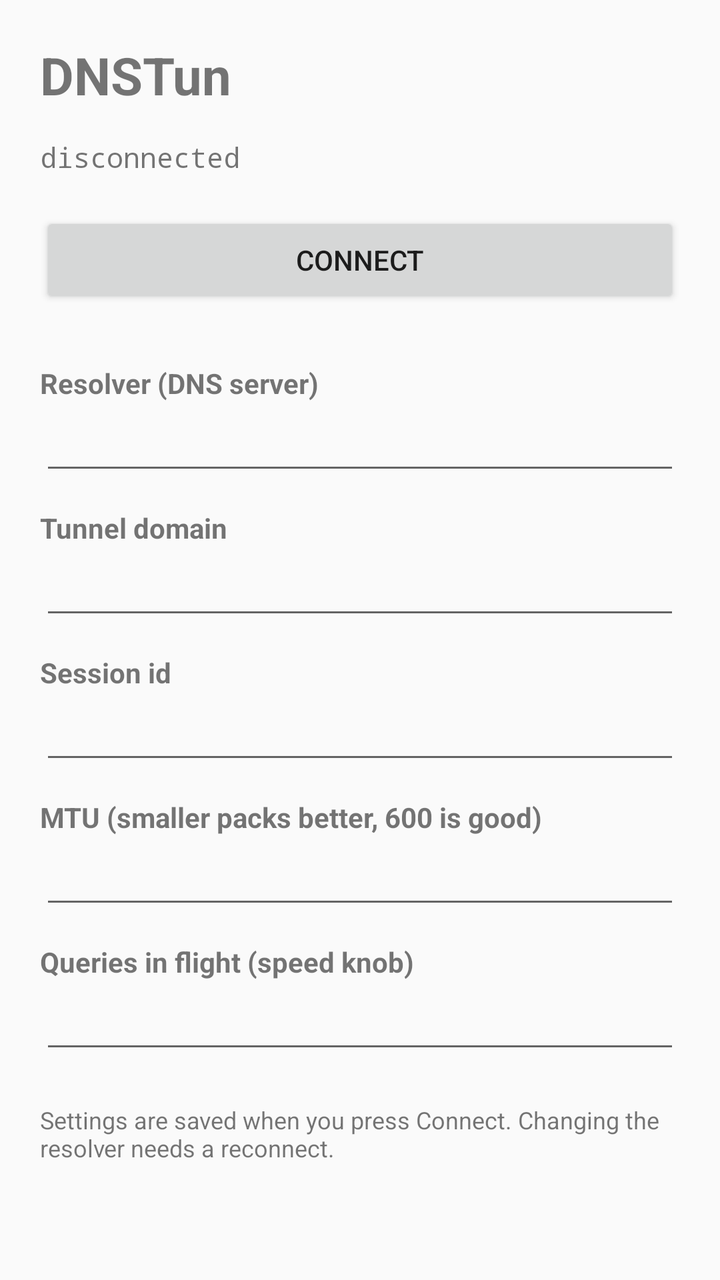
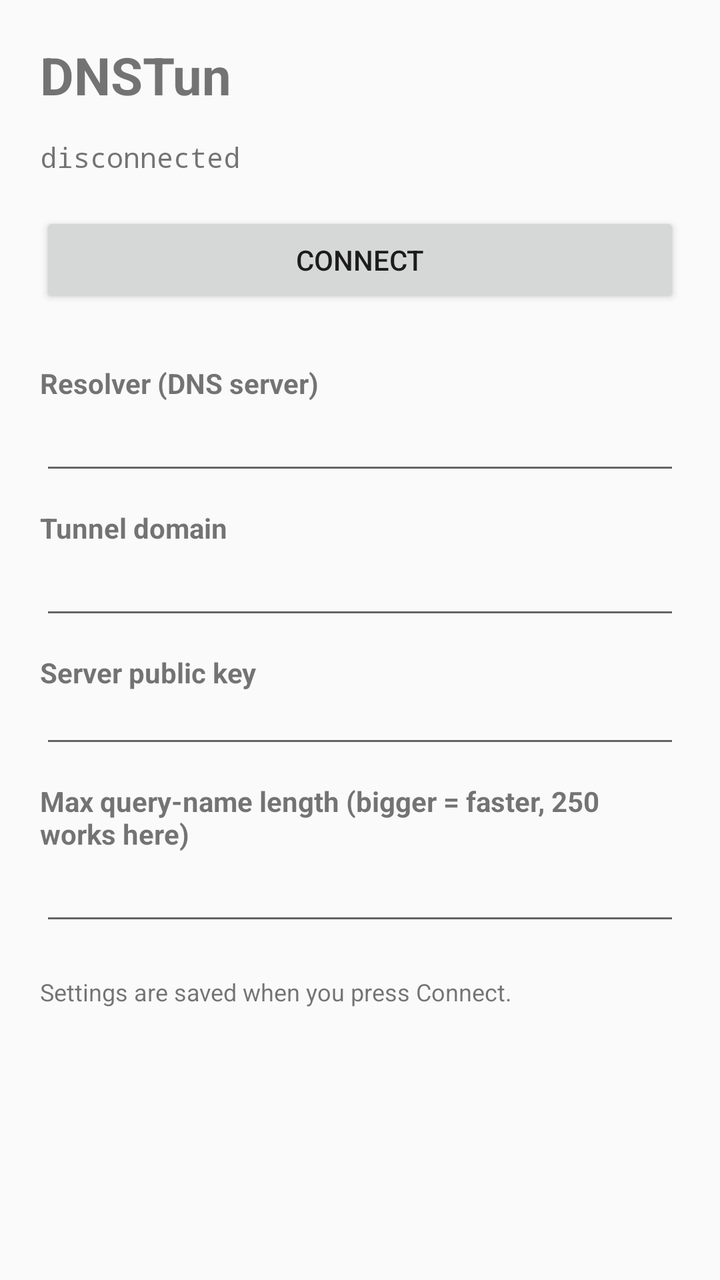

Before-and-after screenshots of an Android layout around one commit, followed by the original layout XML and the change that was made.
<!-- AndroidManifest.xml: application theme Theme.Dnstun -->
<!-- res/layout/activity_main.xml -->
<?xml version="1.0" encoding="utf-8"?>
<ScrollView xmlns:android="http://schemas.android.com/apk/res/android"
    android:id="@+id/root"
    android:layout_width="match_parent"
    android:layout_height="match_parent"
    android:fitsSystemWindows="true"
    android:padding="20dp">

    <LinearLayout
        android:layout_width="match_parent"
        android:layout_height="wrap_content"
        android:orientation="vertical">

        <TextView
            android:layout_width="wrap_content"
            android:layout_height="wrap_content"
            android:text="@string/app_name"
            android:textSize="26sp"
            android:textStyle="bold" />

        <TextView
            android:id="@+id/status"
            android:layout_width="match_parent"
            android:layout_height="wrap_content"
            android:layout_marginTop="14dp"
            android:fontFamily="monospace"
            android:text="disconnected"
            android:textSize="14sp" />

        <Button
            android:id="@+id/connect"
            android:layout_width="match_parent"
            android:layout_height="wrap_content"
            android:layout_marginTop="18dp"
            android:text="Connect" />

        <TextView
            android:layout_width="wrap_content"
            android:layout_height="wrap_content"
            android:layout_marginTop="28dp"
            android:text="Resolver (DNS server)"
            android:textStyle="bold" />

        <EditText
            android:id="@+id/resolver"
            android:layout_width="match_parent"
            android:layout_height="wrap_content"
            android:inputType="text"
            android:autofillHints="none" />

        <TextView
            android:layout_width="wrap_content"
            android:layout_height="wrap_content"
            android:layout_marginTop="12dp"
            android:text="Tunnel domain"
            android:textStyle="bold" />

        <EditText
            android:id="@+id/zone"
            android:layout_width="match_parent"
            android:layout_height="wrap_content"
            android:inputType="textUri"
            android:autofillHints="none" />

        <TextView
            android:layout_width="wrap_content"
            android:layout_height="wrap_content"
            android:layout_marginTop="12dp"
            android:text="Session id"
            android:textStyle="bold" />

        <EditText
            android:id="@+id/sid"
            android:layout_width="match_parent"
            android:layout_height="wrap_content"
            android:inputType="text"
            android:autofillHints="none" />

        <TextView
            android:layout_width="wrap_content"
            android:layout_height="wrap_content"
            android:layout_marginTop="12dp"
            android:text="MTU (smaller packs better, 600 is good)"
            android:textStyle="bold" />

        <EditText
            android:id="@+id/mtu"
            android:layout_width="match_parent"
            android:layout_height="wrap_content"
            android:inputType="number"
            android:autofillHints="none" />

        <TextView
            android:layout_width="wrap_content"
            android:layout_height="wrap_content"
            android:layout_marginTop="12dp"
            android:text="Queries in flight (speed knob)"
            android:textStyle="bold" />

        <EditText
            android:id="@+id/depth"
            android:layout_width="match_parent"
            android:layout_height="wrap_content"
            android:inputType="number"
            android:autofillHints="none" />

        <TextView
            android:layout_width="match_parent"
            android:layout_height="wrap_content"
            android:layout_marginTop="20dp"
            android:textSize="12sp"
            android:text="Settings are saved when you press Connect. Changing the resolver needs a reconnect." />

    </LinearLayout>
</ScrollView>
<!-- resources referenced by this layout -->
<resources>
  <string name="app_name">DNSTun</string>
  <style name="Theme.Dnstun" parent="android:Theme.Material.Light.DarkActionBar" />
</resources>

<!-- the commit's change to res/layout/activity_main.xml (unified diff, before → after) -->
@@ -66,39 +66,27 @@
             android:layout_width="wrap_content"
             android:layout_height="wrap_content"
             android:layout_marginTop="12dp"
-            android:text="Session id"
+            android:text="Server public key"
             android:textStyle="bold" />
 
         <EditText
-            android:id="@+id/sid"
+            android:id="@+id/pubkey"
             android:layout_width="match_parent"
             android:layout_height="wrap_content"
             android:inputType="text"
+            android:fontFamily="monospace"
+            android:textSize="12sp"
             android:autofillHints="none" />
 
         <TextView
             android:layout_width="wrap_content"
             android:layout_height="wrap_content"
             android:layout_marginTop="12dp"
-            android:text="MTU (smaller packs better, 600 is good)"
+            android:text="Max query-name length (bigger = faster, 250 works here)"
             android:textStyle="bold" />
 
         <EditText
-            android:id="@+id/mtu"
-            android:layout_width="match_parent"
-            android:layout_height="wrap_content"
-            android:inputType="number"
-            android:autofillHints="none" />
-
-        <TextView
-            android:layout_width="wrap_content"
-            android:layout_height="wrap_content"
-            android:layout_marginTop="12dp"
-            android:text="Queries in flight (speed knob)"
-            android:textStyle="bold" />
-
-        <EditText
-            android:id="@+id/depth"
+            android:id="@+id/qname"
             android:layout_width="match_parent"
             android:layout_height="wrap_content"
             android:inputType="number"
@@ -109,7 +97,7 @@
             android:layout_height="wrap_content"
             android:layout_marginTop="20dp"
             android:textSize="12sp"
-            android:text="Settings are saved when you press Connect. Changing the resolver needs a reconnect." />
+            android:text="Settings are saved when you press Connect." />
 
     </LinearLayout>
 </ScrollView>
